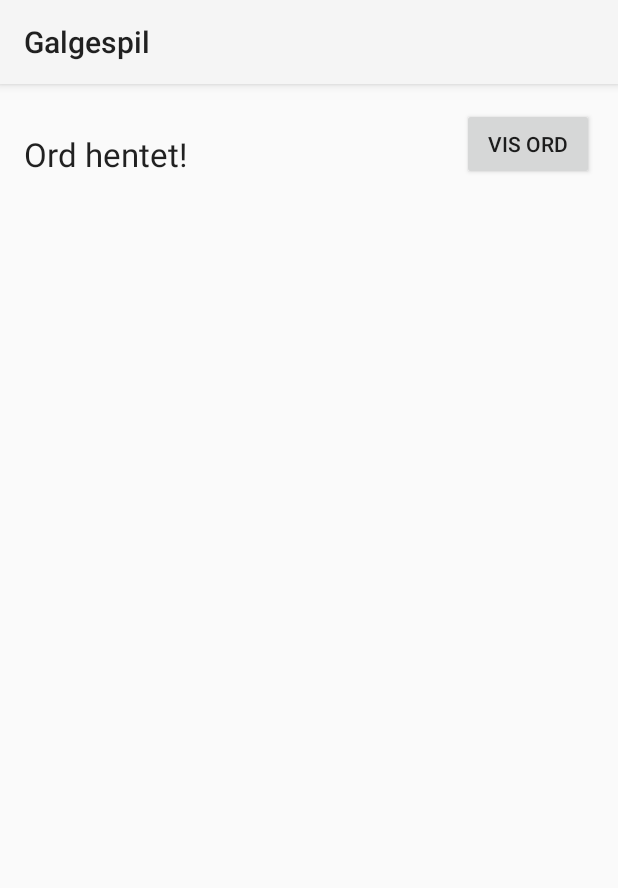
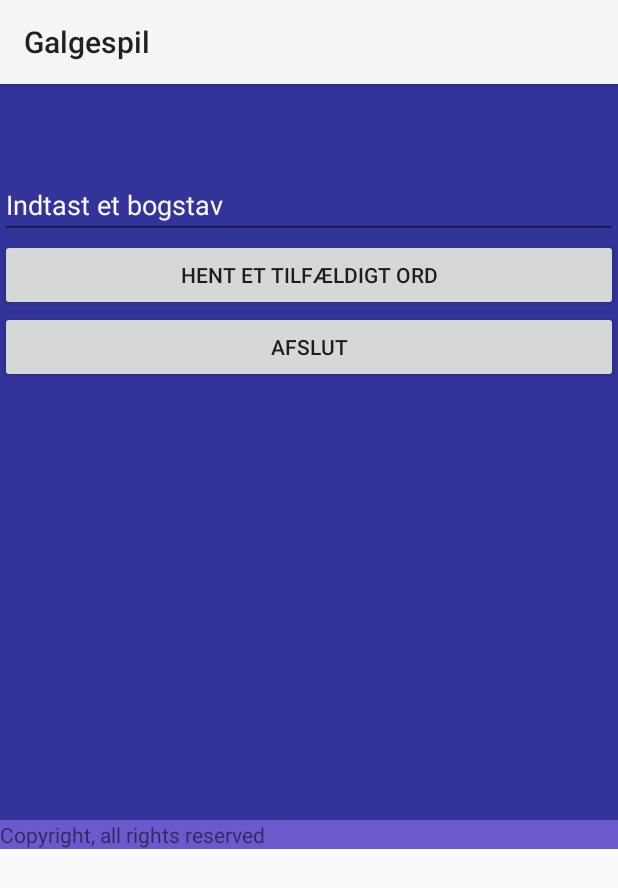
Before and after one commit to cookiesoldier/Lektions, an Android app: the screen it shows after launch (Activity_Main), after a tap on "NYT SPIL", on a phone screen of 412 x 824 dp. Shown: the top 888 px of the screen. Run offline under Robolectric (Android 15) with nearby library versions, the phone set to English and light mode, and no system bars.

Commit message:
Final commit (y)

```diff
--- a/app/src/main/AndroidManifest.xml
+++ b/app/src/main/AndroidManifest.xml
@@ -8,13 +8,11 @@
     <application
         android:allowBackup="true"
         android:icon="@mipmap/ic_launcher"
-        android:label="@string/app_name"
         android:supportsRtl="true"
         android:theme="@style/AppTheme" >
 
         <activity
-            android:name=".Activity_Main"
-            android:label="@string/app_name" >
+            android:name=".Activity_Main">
             <intent-filter>
                 <action android:name="android.intent.action.MAIN" />
 
--- a/app/src/main/java/com/example/martinvieth/lektions/Frag_Galgespil.java
+++ b/app/src/main/java/com/example/martinvieth/lektions/Frag_Galgespil.java
@@ -1,6 +1,7 @@
 package com.example.martinvieth.lektions;
 
 import android.content.res.TypedArray;
+import android.graphics.Color;
 import android.os.Bundle;
 import android.app.Fragment;
 import android.view.LayoutInflater;
@@ -18,8 +19,8 @@ public class Frag_Galgespil extends Fragment implements View.OnClickListener{
 
     Frag_HentOrdFraDR hentOrd = new Frag_HentOrdFraDR();
     static Galgelogik logik = new Galgelogik();
-    private TextView txtUsedWords, txtWelcome, txtInfo, txtHiddenWords;
-    private Button btnGuess, btnBack, btnPickWord;
+    private TextView txtUsedWords, txtInfo, txtHiddenWords;
+    private Button btnGuess, btnBack;
     private ImageView galge;
     private EditText etxtGuess;
 
@@ -32,21 +33,21 @@ public class Frag_Galgespil extends Fragment implements View.OnClickListener{
         galge = new ImageView(getActivity());
         tl.addView(galge);
 
-        txtWelcome = new TextView(getActivity());
-        txtWelcome.setText("Velkommen til vores Galgespil!");
-        tl.addView(txtWelcome);
-
         txtInfo = new TextView(getActivity());
+        txtInfo.setTextColor(Color.rgb(248, 248, 255));
         tl.addView(txtInfo);
 
         txtHiddenWords = new TextView(getActivity());
+        txtHiddenWords.setTextColor(Color.rgb(248, 248, 255));
         tl.addView(txtHiddenWords);
 
         txtUsedWords = new TextView(getActivity());
+        txtUsedWords.setTextColor(Color.rgb(248, 248, 255));
         tl.addView(txtUsedWords);
 
         etxtGuess = new EditText(getActivity());
         etxtGuess.setText("Indtast et bogstav");
+        etxtGuess.setTextColor(Color.rgb(248, 248, 255));
         tl.addView(etxtGuess);
 
 
--- a/app/src/main/java/com/example/martinvieth/lektions/Frag_HentOrdFraDR.java
+++ b/app/src/main/java/com/example/martinvieth/lektions/Frag_HentOrdFraDR.java
@@ -1,6 +1,7 @@
 package com.example.martinvieth.lektions;
 
 import android.app.Fragment;
+import android.graphics.Color;
 import android.os.AsyncTask;
 import android.os.Bundle;
 import android.view.LayoutInflater;
@@ -30,6 +31,7 @@ public class Frag_HentOrdFraDR extends Fragment implements View.OnClickListener{
         ordFraDr = (ListView) rod.findViewById(R.id.ordFraDr);
         ordFraDr.setClickable(true);
         hentOrdStatus = (TextView) rod.findViewById(R.id.hentOrdStatus);
+        hentOrdStatus.setTextColor(Color.rgb(248, 248, 255));
         hentOrdStatus.setText("Henter ord...");
         btnOrd = (Button) rod.findViewById(R.id.btnOrd);
         btnOrd.setOnClickListener(this);
--- a/app/src/main/java/com/example/martinvieth/lektions/Frag_info.java
+++ b/app/src/main/java/com/example/martinvieth/lektions/Frag_info.java
@@ -1,6 +1,7 @@
 package com.example.martinvieth.lektions;
 
 import android.app.Activity;
+import android.graphics.Color;
 import android.net.Uri;
 import android.os.Bundle;
 import android.app.Fragment;
@@ -29,7 +30,8 @@ public class Frag_info extends Fragment implements View.OnClickListener{
         btnBack.setOnClickListener(this);
 
         tv = new TextView(getActivity());
-        tv.setTextSize(20);
+        tv.setTextSize(17);
+        tv.setTextColor(Color.rgb(248, 248, 255));
         tv.setText("Der er et lille udvalg af ord, som du kan spille med. \n \nVil du have flere ord, kan du trykke på Hent Ord-knappen.");
 
         tl.addView(tv);
--- a/app/src/main/res/layout/akt_main.xml
+++ b/app/src/main/res/layout/akt_main.xml
@@ -5,11 +5,21 @@
     <!-- TODO: Update blank fragment layout -->
 
     <FrameLayout
+        android:background="#ff333399"
         android:layout_width="match_parent"
         android:layout_height="510dp"
         android:id="@+id/fragWindow"
         android:layout_alignParentLeft="true"
         android:layout_marginLeft="0dp"
         android:layout_alignParentTop="true"
-        android:layout_marginTop="0dp"></FrameLayout>
+        android:layout_marginTop="0dp">
+
+        <TextView
+            android:background="#6A5ACD"
+            android:layout_width="fill_parent"
+            android:layout_height="wrap_content"
+            android:text="Copyright, all rights reserved"
+            android:id="@+id/txtBottom"
+            android:layout_gravity="center_horizontal|bottom" />
+    </FrameLayout>
 </RelativeLayout>
--- a/app/src/main/res/layout/frag_menu.xml
+++ b/app/src/main/res/layout/frag_menu.xml
@@ -34,7 +34,7 @@
         android:layout_width="150dp"
         android:layout_height="wrap_content"
         android:text="Indstillinger"
-        android:id="@+id/btnOptions"
+        android:id="@+id/btnInfo"
         android:layout_centerVertical="true"
         android:layout_centerHorizontal="true" />
 
```
